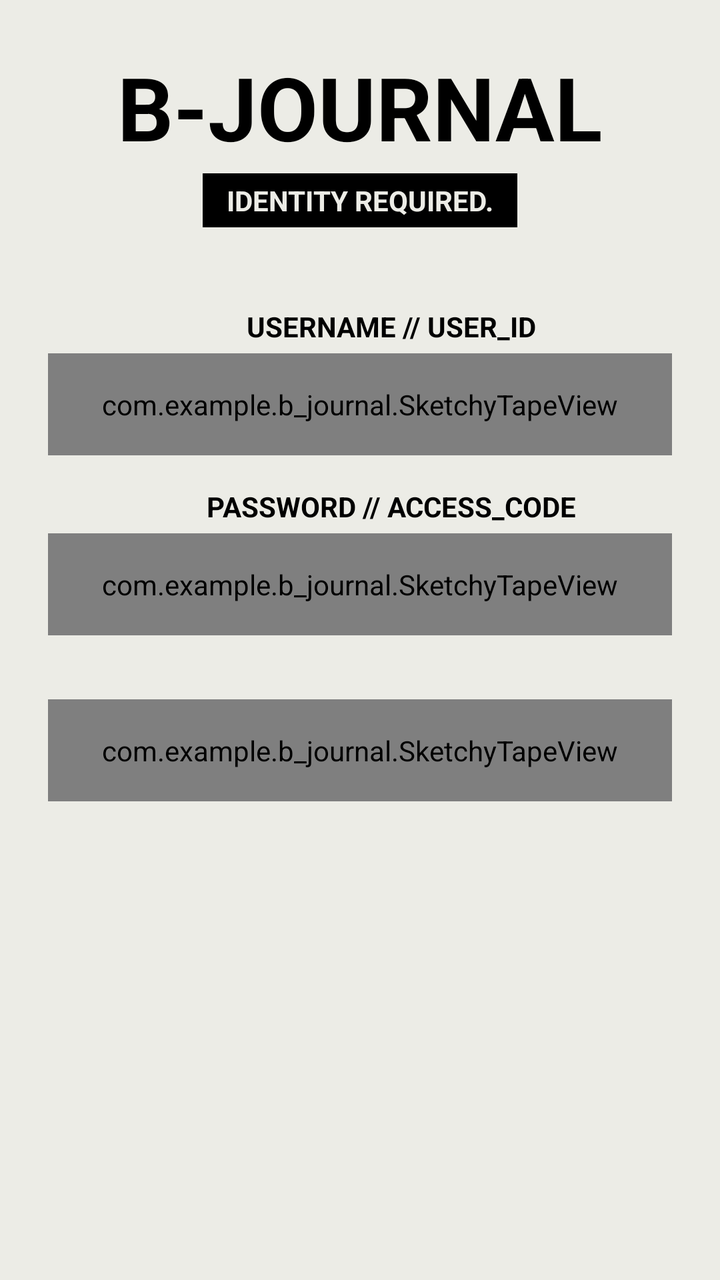
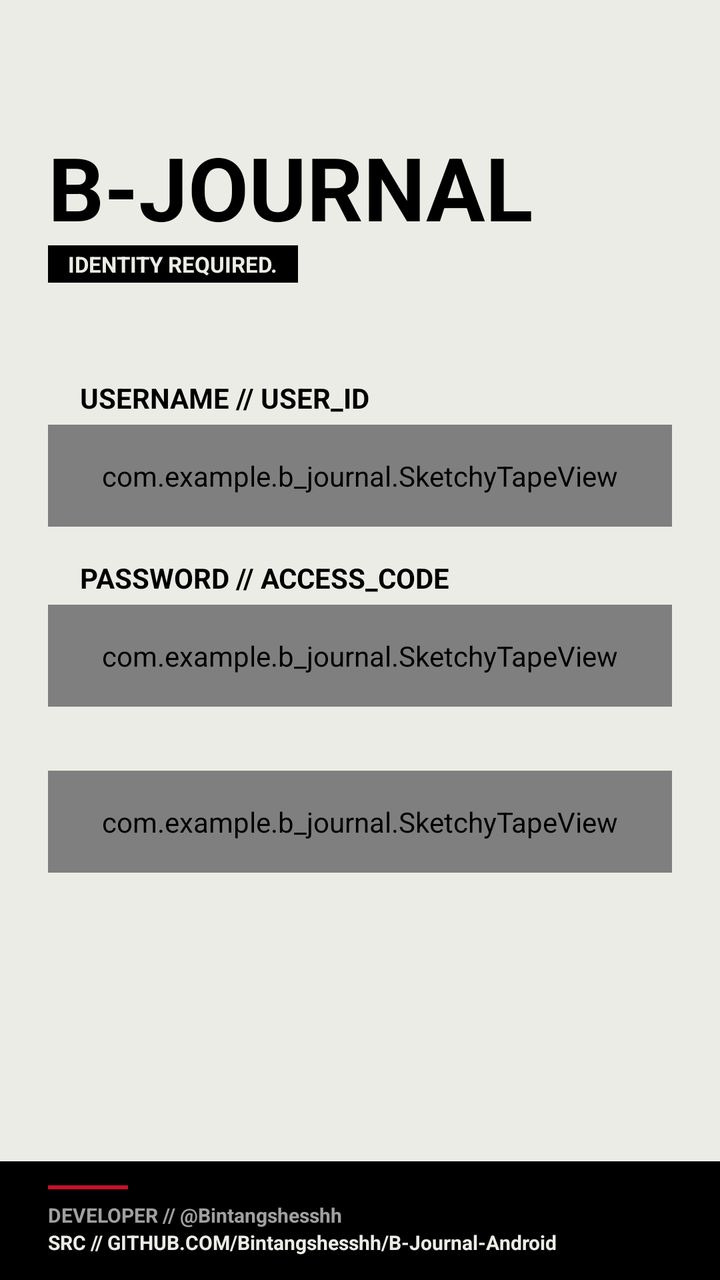

Compare the two renders of this Android layout. The source of the first and the diff that turns it into the second are given below.
<!-- AndroidManifest.xml: application theme Theme.BJournal -->
<!-- res/layout/activity_main.xml -->
<?xml version="1.0" encoding="utf-8"?>
<ScrollView
    xmlns:android="http://schemas.android.com/apk/res/android"
    xmlns:app="http://schemas.android.com/apk/res-auto"
    android:layout_width="match_parent"
    android:layout_height="match_parent"
    android:fillViewport="true"
    android:background="#ECECE6">

    <LinearLayout
        android:layout_width="match_parent"
        android:layout_height="wrap_content"
        android:orientation="vertical"
        android:padding="24dp"
        android:gravity="center_horizontal">

        <TextView
            android:layout_width="wrap_content"
            android:layout_height="wrap_content"
            android:text="B-JOURNAL"
            android:textSize="44sp"
            android:textStyle="bold"
            android:textColor="@android:color/black"
            android:layout_gravity="center_horizontal"
            android:layout_marginBottom="4dp" />

        <TextView
            android:layout_width="wrap_content"
            android:layout_height="wrap_content"
            android:text="IDENTITY REQUIRED."
            android:background="@android:color/black"
            android:textColor="#ECECE6"
            android:paddingHorizontal="12dp"
            android:paddingVertical="4dp"
            android:textStyle="bold"
            android:layout_gravity="center_horizontal"
            android:layout_marginBottom="40dp" />

        <TextView
            android:layout_width="wrap_content"
            android:layout_height="wrap_content"
            android:text="USERNAME // USER_ID"
            android:textColor="@android:color/black"
            android:textStyle="bold"
            android:textSize="14sp"
            android:layout_marginLeft="16dp"
            android:layout_marginBottom="4dp" />

        <com.example.b_journal.SketchyTapeView
            android:layout_width="match_parent"
            android:layout_height="wrap_content"
            android:padding="16dp"
            android:layout_marginBottom="16dp">

            <EditText
                android:id="@+id/et_user_id"
                android:layout_width="match_parent"
                android:layout_height="55dp"
                android:background="@android:color/white"
                android:hint="ENTER.USERNAME@HERE"
                android:textColorHint="#A0A0A0"
                android:padding="12dp"
                android:textColor="@android:color/black"
                android:textStyle="bold"
                android:inputType="text" />
        </com.example.b_journal.SketchyTapeView>

        <TextView
            android:layout_width="wrap_content"
            android:layout_height="wrap_content"
            android:text="PASSWORD // ACCESS_CODE"
            android:textColor="@android:color/black"
            android:textStyle="bold"
            android:textSize="14sp"
            android:layout_marginLeft="16dp"
            android:layout_marginBottom="4dp" />

        <com.example.b_journal.SketchyTapeView
            android:layout_width="match_parent"
            android:layout_height="wrap_content"
            android:padding="16dp"
            android:layout_marginBottom="32dp">

            <EditText
                android:id="@+id/et_access_code"
                android:layout_width="match_parent"
                android:layout_height="55dp"
                android:background="@android:color/white"
                android:hint="••••••••"
                android:textColorHint="#A0A0A0"
                android:padding="12dp"
                android:textColor="@android:color/black"
                android:inputType="textPassword" />
        </com.example.b_journal.SketchyTapeView>

        <com.example.b_journal.SketchyTapeView
            android:layout_width="match_parent"
            android:layout_height="wrap_content"
            android:padding="16dp">

            <FrameLayout
                android:layout_width="match_parent"
                android:layout_height="65dp">

                <Button
                    android:id="@+id/btn_authenticate"
                    android:layout_width="match_parent"
                    android:layout_height="match_parent"
                    android:backgroundTint="#C8102E"
                    android:text="AUTHENTICATE"
                    android:textColor="#ECECE6"
                    android:textSize="18sp"
                    android:textStyle="bold"
                    app:cornerRadius="0dp" />

                <ProgressBar
                    android:id="@+id/progress_loading"
                    android:layout_width="30dp"
                    android:layout_height="30dp"
                    android:layout_gravity="center"
                    android:visibility="gone"
                    android:indeterminateTint="#ECECE6" />
            </FrameLayout>
        </com.example.b_journal.SketchyTapeView>

    </LinearLayout>
</ScrollView>
<!-- resources referenced by this layout -->
<resources>
  <style name="Theme.BJournal" parent="Base.Theme.BJournal" />
  <style name="Base.Theme.BJournal" parent="Theme.Material3.DayNight.NoActionBar">
          
          
      </style>
</resources>

<!-- the commit's change to res/layout/activity_main.xml (unified diff, before → after) -->
@@ -1,127 +1,165 @@
 <?xml version="1.0" encoding="utf-8"?>
-<ScrollView
-    xmlns:android="http://schemas.android.com/apk/res/android"
+<RelativeLayout xmlns:android="http://schemas.android.com/apk/res/android"
     xmlns:app="http://schemas.android.com/apk/res-auto"
     android:layout_width="match_parent"
     android:layout_height="match_parent"
-    android:fillViewport="true"
     android:background="#ECECE6">
 
+    <ScrollView
+        android:layout_width="match_parent"
+        android:layout_height="match_parent"
+        android:layout_above="@id/layout_footer_login"
+        android:fillViewport="true">
+
+        <LinearLayout
+            android:layout_width="match_parent"
+            android:layout_height="wrap_content"
+            android:orientation="vertical"
+            android:padding="24dp">
+
+            <TextView
+                android:layout_width="wrap_content"
+                android:layout_height="wrap_content"
+                android:text="B-JOURNAL"
+                android:textSize="44sp"
+                android:textStyle="bold"
+                android:textColor="@android:color/black"
+                android:layout_marginTop="40dp" />
+
+            <TextView
+                android:layout_width="wrap_content"
+                android:layout_height="wrap_content"
+                android:text="IDENTITY REQUIRED."
+                android:background="@android:color/black"
+                android:textColor="#ECECE6"
+                android:paddingHorizontal="10dp"
+                android:paddingVertical="2dp"
+                android:textStyle="bold"
+                android:textSize="11sp"
+                android:layout_marginBottom="48dp" />
+
+            <TextView
+                android:layout_width="wrap_content"
+                android:layout_height="wrap_content"
+                android:text="USERNAME // USER_ID"
+                android:textColor="@android:color/black"
+                android:textStyle="bold"
+                android:textSize="14sp"
+                android:layout_marginLeft="16dp"
+                android:layout_marginBottom="4dp" />
+
+            <com.example.b_journal.SketchyTapeView
+                android:layout_width="match_parent"
+                android:layout_height="wrap_content"
+                android:padding="16dp"
+                android:layout_marginBottom="16dp">
+
+                <EditText
+                    android:id="@+id/et_user_id"
+                    android:layout_width="match_parent"
+                    android:layout_height="55dp"
+                    android:background="@android:color/white"
+                    android:hint="ENTER.USERNAME@HERE"
+                    android:textColorHint="#A0A0A0"
+                    android:padding="12dp"
+                    android:textColor="@android:color/black"
+                    android:textStyle="bold"
+                    android:inputType="textEmailAddress" />
+            </com.example.b_journal.SketchyTapeView>
+
+            <TextView
+                android:layout_width="wrap_content"
+                android:layout_height="wrap_content"
+                android:text="PASSWORD // ACCESS_CODE"
+                android:textColor="@android:color/black"
+                android:textStyle="bold"
+                android:textSize="14sp"
+                android:layout_marginLeft="16dp"
+                android:layout_marginBottom="4dp" />
+
+            <com.example.b_journal.SketchyTapeView
+                android:layout_width="match_parent"
+                android:layout_height="wrap_content"
+                android:padding="16dp"
+                android:layout_marginBottom="32dp">
+
+                <EditText
+                    android:id="@+id/et_access_code"
+                    android:layout_width="match_parent"
+                    android:layout_height="55dp"
+                    android:background="@android:color/white"
+                    android:hint="••••••••"
+                    android:textColorHint="#A0A0A0"
+                    android:padding="12dp"
+                    android:textColor="@android:color/black"
+                    android:textStyle="bold"
+                    android:inputType="textPassword" />
+            </com.example.b_journal.SketchyTapeView>
+
+            <com.example.b_journal.SketchyTapeView
+                android:layout_width="match_parent"
+                android:layout_height="wrap_content"
+                android:padding="16dp">
+
+                <RelativeLayout
+                    android:layout_width="match_parent"
+                    android:layout_height="wrap_content">
+
+                    <Button
+                        android:id="@+id/btn_authenticate"
+                        android:layout_width="match_parent"
+                        android:layout_height="65dp"
+                        android:backgroundTint="#C8102E"
+                        android:text="AUTHENTICATE"
+                        android:textColor="#ECECE6"
+                        android:textSize="18sp"
+                        android:textStyle="bold"
+                        app:cornerRadius="0dp" />
+
+                    <ProgressBar
+                        android:id="@+id/progress_loading"
+                        android:layout_width="30dp"
+                        android:layout_height="30dp"
+                        android:layout_centerInParent="true"
+                        android:indeterminateTint="#ECECE6"
+                        android:visibility="gone" />
+                </RelativeLayout>
+            </com.example.b_journal.SketchyTapeView>
+
+        </LinearLayout>
+    </ScrollView>
+
     <LinearLayout
+        android:id="@+id/layout_footer_login"
         android:layout_width="match_parent"
         android:layout_height="wrap_content"
+        android:layout_alignParentBottom="true"
+        android:background="@android:color/black"
         android:orientation="vertical"
-        android:padding="24dp"
-        android:gravity="center_horizontal">
+        android:paddingVertical="12dp"
+        android:paddingHorizontal="24dp">
+
+        <View
+            android:layout_width="40dp"
+            android:layout_height="2dp"
+            android:background="#C8102E"
+            android:layout_marginBottom="6dp" />
 
         <TextView
             android:layout_width="wrap_content"
             android:layout_height="wrap_content"
-            android:text="B-JOURNAL"
-            android:textSize="44sp"
-            android:textStyle="bold"
-            android:textColor="@android:color/black"
-            android:layout_gravity="center_horizontal"
-            android:layout_marginBottom="4dp" />
+            android:text="DEVELOPER // @Bintangshesshh"
+            android:textColor="#A0A0A0"
+            android:textSize="10sp"
+            android:textStyle="bold" />
 
         <TextView
             android:layout_width="wrap_content"
             android:layout_height="wrap_content"
-            android:text="IDENTITY REQUIRED."
-            android:background="@android:color/black"
+            android:text="SRC // GITHUB.COM/Bintangshesshh/B-Journal-Android"
             android:textColor="#ECECE6"
-            android:paddingHorizontal="12dp"
-            android:paddingVertical="4dp"
-            android:textStyle="bold"
-            android:layout_gravity="center_horizontal"
-            android:layout_marginBottom="40dp" />
+            android:textSize="10sp"
+            android:textStyle="bold" />
+    </LinearLayout>
 
-        <TextView
-            android:layout_width="wrap_content"
-            android:layout_height="wrap_content"
-            android:text="USERNAME // USER_ID"
-            android:textColor="@android:color/black"
-            android:textStyle="bold"
-            android:textSize="14sp"
-            android:layout_marginLeft="16dp"
-            android:layout_marginBottom="4dp" />
-
-        <com.example.b_journal.SketchyTapeView
-            android:layout_width="match_parent"
-            android:layout_height="wrap_content"
-            android:padding="16dp"
-            android:layout_marginBottom="16dp">
-
-            <EditText
-                android:id="@+id/et_user_id"
-                android:layout_width="match_parent"
-                android:layout_height="55dp"
-                android:background="@android:color/white"
-                android:hint="ENTER.USERNAME@HERE"
-                android:textColorHint="#A0A0A0"
-                android:padding="12dp"
-                android:textColor="@android:color/black"
-                android:textStyle="bold"
-                android:inputType="text" />
-        </com.example.b_journal.SketchyTapeView>
-
-        <TextView
-            android:layout_width="wrap_content"
-            android:layout_height="wrap_content"
-            android:text="PASSWORD // ACCESS_CODE"
-            android:textColor="@android:color/black"
-            android:textStyle="bold"
-            android:textSize="14sp"
-            android:layout_marginLeft="16dp"
-            android:layout_marginBottom="4dp" />
-
-        <com.example.b_journal.SketchyTapeView
-            android:layout_width="match_parent"
-            android:layout_height="wrap_content"
-            android:padding="16dp"
-            android:layout_marginBottom="32dp">
-
-            <EditText
-                android:id="@+id/et_access_code"
-                android:layout_width="match_parent"
-                android:layout_height="55dp"
-                android:background="@android:color/white"
-                android:hint="••••••••"
-                android:textColorHint="#A0A0A0"
-                android:padding="12dp"
-                android:textColor="@android:color/black"
-                android:inputType="textPassword" />
-        </com.example.b_journal.SketchyTapeView>
-
-        <com.example.b_journal.SketchyTapeView
-            android:layout_width="match_parent"
-            android:layout_height="wrap_content"
-            android:padding="16dp">
-
-            <FrameLayout
-                android:layout_width="match_parent"
-                android:layout_height="65dp">
-
-                <Button
-                    android:id="@+id/btn_authenticate"
-                    android:layout_width="match_parent"
-                    android:layout_height="match_parent"
-                    android:backgroundTint="#C8102E"
-                    android:text="AUTHENTICATE"
-                    android:textColor="#ECECE6"
-                    android:textSize="18sp"
-                    android:textStyle="bold"
-                    app:cornerRadius="0dp" />
-
-                <ProgressBar
-                    android:id="@+id/progress_loading"
-                    android:layout_width="30dp"
-                    android:layout_height="30dp"
-                    android:layout_gravity="center"
-                    android:visibility="gone"
-                    android:indeterminateTint="#ECECE6" />
-            </FrameLayout>
-        </com.example.b_journal.SketchyTapeView>
-
-    </LinearLayout>
-</ScrollView>
+</RelativeLayout>
